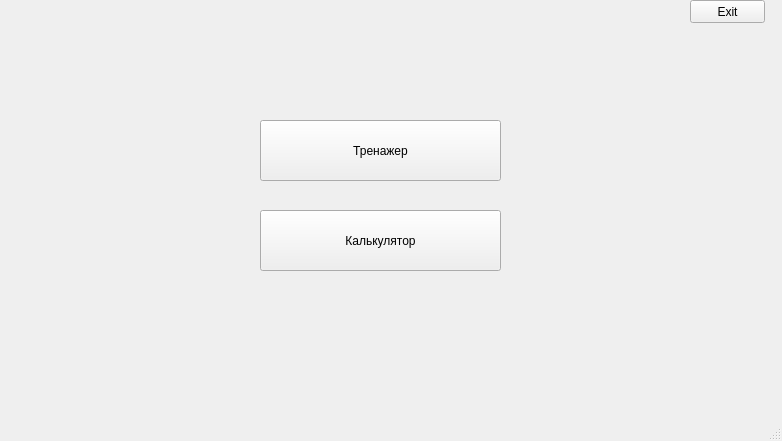
Qt form mainwindow.ui (Haveryx/SimplexMethod) before a commit.
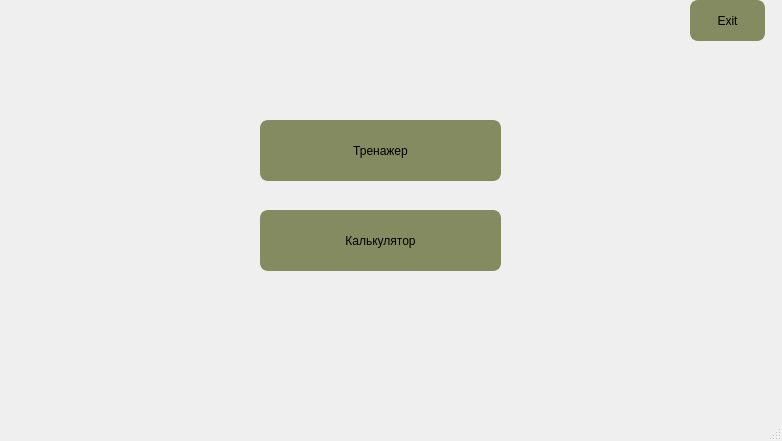
The same form after that commit.

Patch:
```diff
--- a/mainwindow.ui
+++ b/mainwindow.ui
@@ -16,7 +16,7 @@
   <property name="styleSheet">
    <string notr="true">/*QMainWindow{
 background-color: rgb(227, 225, 237);
-}
+}*/
 QPushButton{
 border-radius:8px;
 border: 2px solid rgb(132, 139, 97);
@@ -27,7 +27,7 @@
 border: 2px solid rgb(51, 107, 83);
 background-color: rgb(117, 174, 143);
 }
-*/</string>
+</string>
   </property>
   <widget class="QWidget" name="centralWidget">
    <widget class="QPushButton" name="pushButton">
@@ -62,7 +62,7 @@
       <x>690</x>
       <y>0</y>
       <width>75</width>
-      <height>23</height>
+      <height>41</height>
      </rect>
     </property>
     <property name="text">
```
